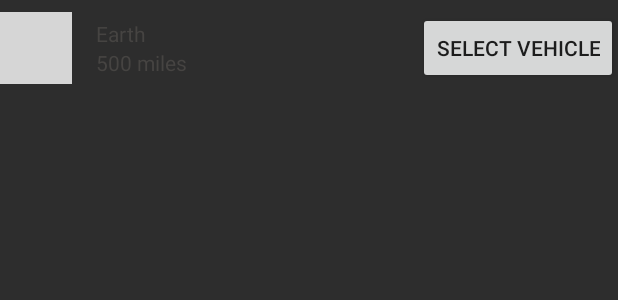
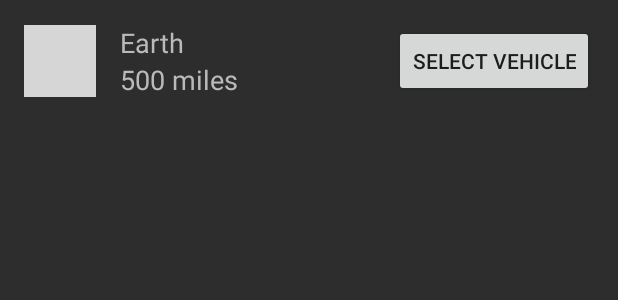
Before and after one commit to shah-nishant/finding-falcon, an Android app: the layout layout_planet.xml on its own in the app's theme, with its tools: preview values and no code run, on a phone screen of 412 x 824 dp. Shown: the top 300 px of the screen. Run offline under Robolectric (Android 15) with nearby library versions, the phone set to English and light mode, and no system bars; network calls fail; grey boxes are pictures that could not be loaded.

```diff
--- a/app/src/main/java/shah/nishant/findingfalcon/game/model/Planet.kt
+++ b/app/src/main/java/shah/nishant/findingfalcon/game/model/Planet.kt
@@ -3,4 +3,4 @@ package shah.nishant.findingfalcon.game.model
 import androidx.annotation.Keep
 
 @Keep
-data class Planet(val name: String, val distance: String)
+data class Planet(val name: String?, val distance: String?)
--- a/app/src/main/java/shah/nishant/findingfalcon/game/view/PlanetListAdapter.kt
+++ b/app/src/main/java/shah/nishant/findingfalcon/game/view/PlanetListAdapter.kt
@@ -6,7 +6,7 @@ import androidx.recyclerview.widget.RecyclerView
 import shah.nishant.findingfalcon.databinding.LayoutPlanetBinding
 import shah.nishant.findingfalcon.game.model.Planet
 
-class PlanetListAdapter: RecyclerView.Adapter<PlanetViewHolder>() {
+class PlanetListAdapter : RecyclerView.Adapter<PlanetViewHolder>() {
 
     private val planets = mutableListOf<Planet>()
 
@@ -18,7 +18,8 @@ class PlanetListAdapter: RecyclerView.Adapter<PlanetViewHolder>() {
     }
 
     override fun onCreateViewHolder(parent: ViewGroup, viewType: Int): PlanetViewHolder {
-        val binding = LayoutPlanetBinding.inflate(LayoutInflater.from(parent.context))
+        val binding =
+            LayoutPlanetBinding.inflate(LayoutInflater.from(parent.context), parent, false)
         return PlanetViewHolder(binding)
     }
 
--- a/app/src/main/res/layout/layout_planet.xml
+++ b/app/src/main/res/layout/layout_planet.xml
@@ -4,8 +4,7 @@
     xmlns:tools="http://schemas.android.com/tools"
     android:layout_width="match_parent"
     android:layout_height="wrap_content"
-    android:paddingTop="8dp"
-    android:paddingBottom="8dp">
+    android:padding="16dp">
 
     <ImageView
         android:id="@+id/photo"
@@ -21,9 +20,10 @@
         android:layout_width="0dp"
         android:layout_height="wrap_content"
         android:layout_marginStart="16dp"
-        android:textColor="@color/white"
+        android:textColor="@color/gray"
+        android:textSize="18sp"
         app:layout_constraintBottom_toTopOf="@id/distance"
-        app:layout_constraintEnd_toStartOf="@id/spaceship"
+        app:layout_constraintEnd_toStartOf="@id/select_vehicle"
         app:layout_constraintStart_toEndOf="@id/photo"
         app:layout_constraintTop_toTopOf="parent"
         app:layout_constraintVertical_chainStyle="packed"
@@ -34,15 +34,16 @@
         android:layout_width="0dp"
         android:layout_height="wrap_content"
         android:layout_marginStart="16dp"
-        android:textColor="@color/white"
+        android:textColor="@color/gray"
+        android:textSize="18sp"
         app:layout_constraintBottom_toBottomOf="parent"
-        app:layout_constraintEnd_toStartOf="@id/spaceship"
+        app:layout_constraintEnd_toStartOf="@id/select_vehicle"
         app:layout_constraintStart_toEndOf="@id/photo"
         app:layout_constraintTop_toBottomOf="@id/name"
         tools:text="500 miles" />
 
     <Button
-        android:id="@+id/spaceship"
+        android:id="@+id/select_vehicle"
         android:layout_width="wrap_content"
         android:layout_height="wrap_content"
         android:text="@string/select_vehicle"
--- a/app/src/main/res/values/colors.xml
+++ b/app/src/main/res/values/colors.xml
@@ -4,5 +4,7 @@
     <color name="colorPrimaryDark">#3700B3</color>
     <color name="colorAccent">#03DAC5</color>
     <color name="black">#2D2D2D</color>
-    <color name="white">#464442</color>
+    <color name="gray">#BBB9BA</color>
+    <color name="white">@android:color/white</color>
+    <color name="orange">#E46740</color>
 </resources>
--- a/app/src/main/res/values/strings.xml
+++ b/app/src/main/res/values/strings.xml
@@ -1,4 +1,6 @@
 <resources>
-    <string name="app_name">FindingFalcon</string>
+    <string name="app_name">Finding Falcon</string>
     <string name="select_vehicle">Select vehicle</string>
+    <string name="distance">%1$s miles</string>
+    <string name="find_falcone">Find Falcone</string>
 </resources>
```
Also changed, not shown: app/src/main/java/shah/nishant/findingfalcon/game/model/Vehicle.kt (+7 -4 lines), app/src/main/java/shah/nishant/findingfalcon/game/view/PlanetViewHolder.kt (+13 -1 lines), app/src/main/res/layout/fragment_game.xml (+14 -3 lines).
